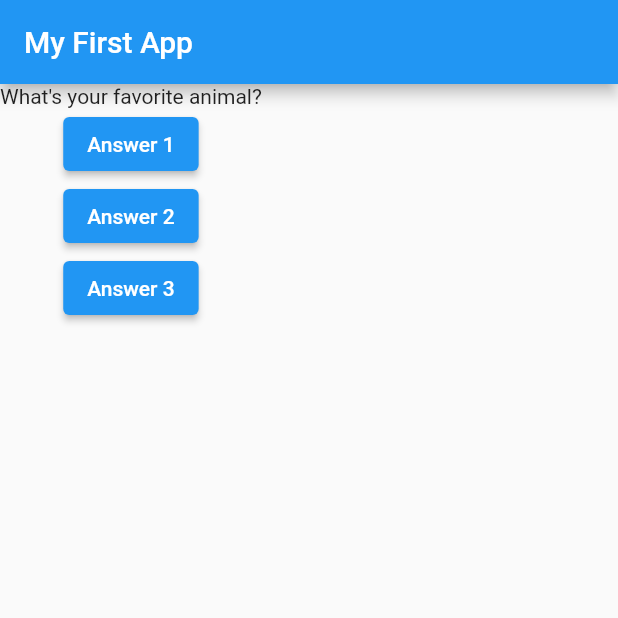
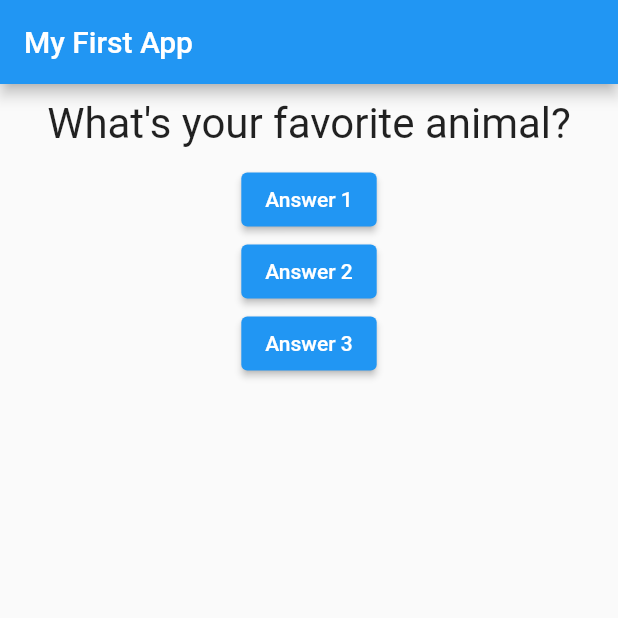
Before and after one commit to hichemBA67/Flutter-Complete-Guide, a Flutter app: the screen it shows after launch, after a tap on "Answer 1", on a phone screen of 412 x 824 dp, the top half of it. Run offline on Flutter 3.47's test engine with Material 2 defaults, Android fonts, the phone set to English and light mode, and no system bars.

Commit message:
Finish section 2: Lesson 42

```diff
--- a/lib/main.dart
+++ b/lib/main.dart
@@ -1,4 +1,6 @@
 import 'package:flutter/material.dart';
+
+import './question.dart';
 
 // void main() {
 //   runApp(MyApp());
@@ -9,17 +11,17 @@ void main() => runApp(MyApp());
 class MyApp extends StatefulWidget {
   @override
   State<StatefulWidget> createState() {
-    return MyAppState();
+    return _MyAppState();
   }
 }
 
-class MyAppState extends State<MyApp> {
-  var questionIndex = 0;
+class _MyAppState extends State<MyApp> {
+  var _questionIndex = 0;
 
-  void answerQuestion() {
+  void _answerQuestion() {
     setState(() {
-      questionIndex++;
-      print(questionIndex);
+      _questionIndex++;
+      print(_questionIndex);
     });
   }
 
@@ -36,8 +38,8 @@ class MyAppState extends State<MyApp> {
           title: Text('My First App'),
         ),
         body: Column(children: [
-          Text(questions[questionIndex]),
-          ElevatedButton(child: Text('Answer 1'), onPressed: answerQuestion),
+          Question(questions[_questionIndex]),
+          ElevatedButton(child: Text('Answer 1'), onPressed: _answerQuestion),
           ElevatedButton(
               child: Text('Answer 2'),
               onPressed: () => print('Answer 2 chosen!')),
--- /dev/null
+++ b/lib/question.dart
@@ -0,0 +1,22 @@
+import 'package:flutter/src/widgets/container.dart';
+import 'package:flutter/src/widgets/framework.dart';
+import 'package:flutter/material.dart';
+
+class Question extends StatelessWidget {
+  final String questionText;
+
+  Question(this.questionText);
+
+  @override
+  Widget build(BuildContext context) {
+    return Container(
+      width: double.infinity,
+      margin: EdgeInsets.all(10),
+      child: Text(
+        questionText,
+        style: TextStyle(fontSize: 28),
+        textAlign: TextAlign.center,
+      ),
+    );
+  }
+}
```
